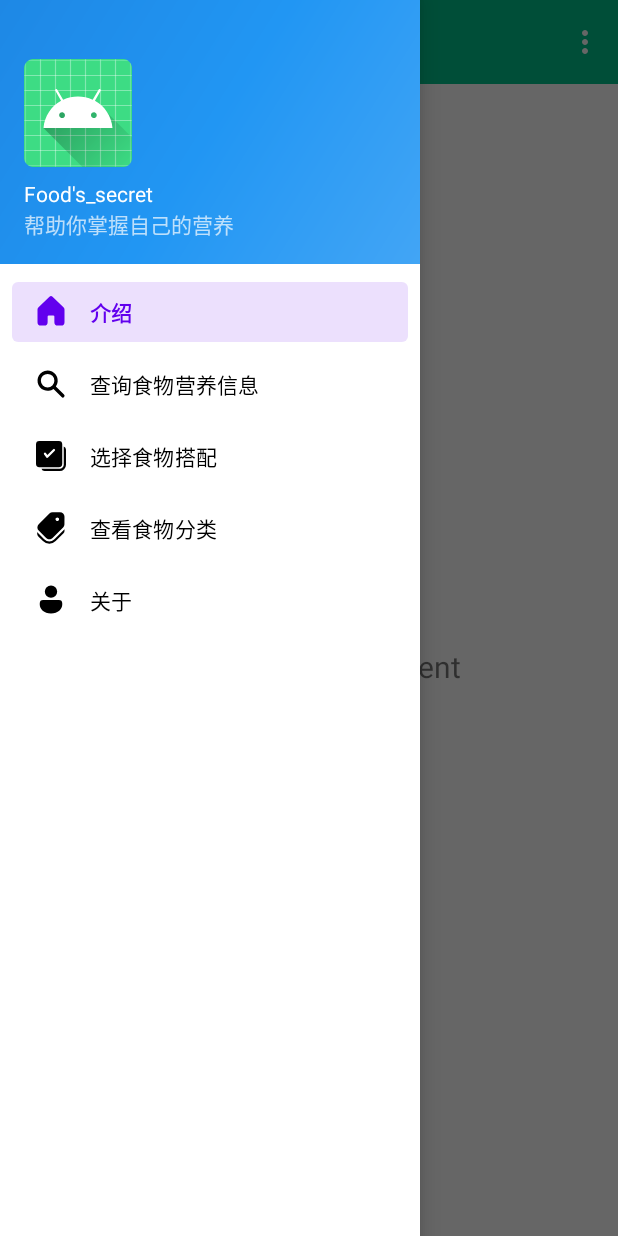
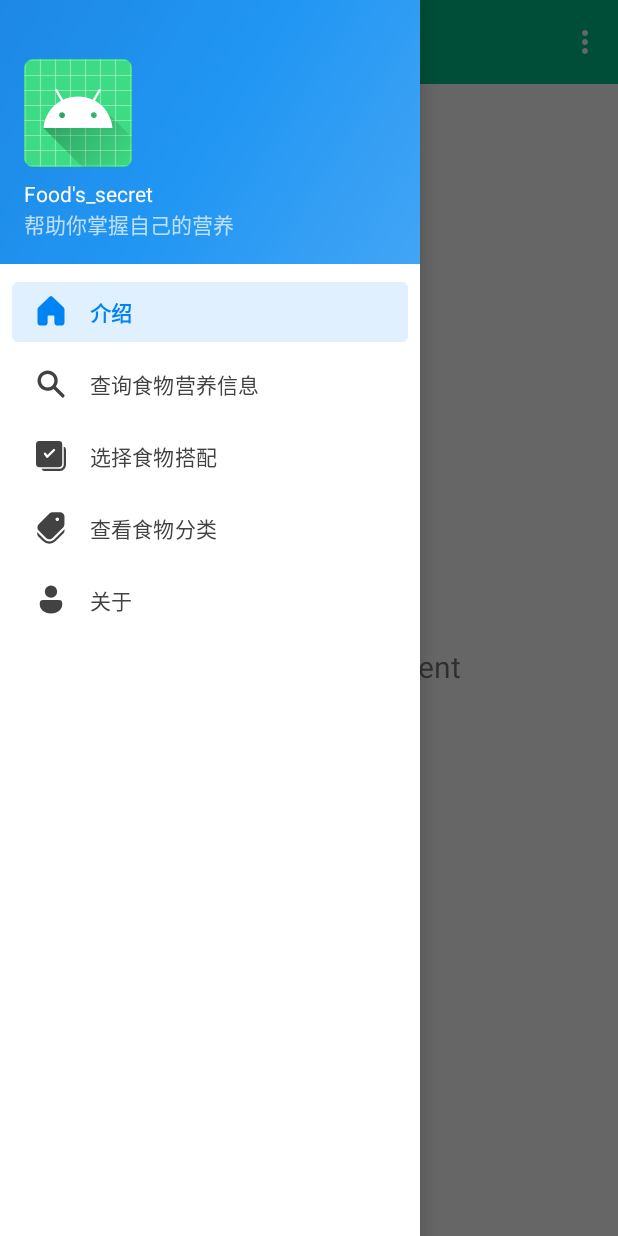
Before and after one commit to android-app-development-course/2021autumn-A15-Nutrition-consultation, an Android app: the screen it shows after launch (MainActivity), with the side drawer open, on a phone screen of 412 x 824 dp. Run offline under Robolectric (Android 15) with nearby library versions, the phone set to English and light mode, and no system bars; our stand-ins replace navigation-ui.

Commit message:
完善抽屉颜色

```diff
--- a/app/src/main/java/com/lnm011223/foods_secret/MainActivity.kt
+++ b/app/src/main/java/com/lnm011223/foods_secret/MainActivity.kt
@@ -1,8 +1,10 @@
 package com.lnm011223.foods_secret
 
 import android.graphics.Color
+import android.os.Build
 import android.os.Bundle
 import android.view.Menu
+import android.view.WindowManager
 import android.widget.Toolbar
 import com.google.android.material.snackbar.Snackbar
 import com.google.android.material.navigation.NavigationView
@@ -43,10 +45,12 @@ class MainActivity : AppCompatActivity() {
         navView.setupWithNavController(navController)
 
 
+
         navController.addOnDestinationChangedListener { _, destination, _ ->
             if (destination.id == R.id.nav_home) {
                 binding.appBarMain.toolbar.setBackgroundColor(Color.parseColor("#00c48c"))
                 window.statusBarColor = Color.parseColor("#00c48c")
+
             }
             if (destination.id == R.id.nav_search) {
                 binding.appBarMain.toolbar.setBackgroundColor(Color.parseColor("#0084f4"))
--- /dev/null
+++ b/app/src/main/res/drawable/color_set.xml
@@ -0,0 +1,5 @@
+<?xml version="1.0" encoding="utf-8"?>
+<selector xmlns:android="http://schemas.android.com/apk/res/android">
+    <item android:state_checked="true" android:color="#0084f4"/>
+    <item android:color="#424242" />
+</selector>
--- /dev/null
+++ b/app/src/main/res/drawable/nav_item_selector.xml
@@ -0,0 +1,5 @@
+<?xml version="1.0" encoding="utf-8"?>
+<selector xmlns:android="http://schemas.android.com/apk/res/android">
+
+
+</selector>
--- a/app/src/main/res/layout/activity_main.xml
+++ b/app/src/main/res/layout/activity_main.xml
@@ -15,11 +15,18 @@
         android:layout_height="match_parent" />
 
     <com.google.android.material.navigation.NavigationView
+        android:clickable="true"
+        app:insetForeground="@android:color/transparent"
+        app:itemIconTint="@drawable/color_set"
+
+        app:itemTextColor="@drawable/color_set"
         android:id="@+id/nav_view"
         android:layout_width="wrap_content"
         android:layout_height="match_parent"
         android:layout_gravity="start"
-        android:fitsSystemWindows="true"
+        app:theme="@style/ThemeOverlay.AppCompat.navTheme"
+
         app:headerLayout="@layout/nav_header_main"
-        app:menu="@menu/activity_main_drawer" />
+        app:menu="@menu/activity_main_drawer"
+        android:focusable="true" />
 </androidx.drawerlayout.widget.DrawerLayout>
--- a/app/src/main/res/layout/app_bar_main.xml
+++ b/app/src/main/res/layout/app_bar_main.xml
@@ -4,6 +4,7 @@
     xmlns:tools="http://schemas.android.com/tools"
     android:layout_width="match_parent"
     android:layout_height="match_parent"
+
     tools:context=".MainActivity">
 
     <com.google.android.material.appbar.AppBarLayout
--- a/app/src/main/res/values/themes.xml
+++ b/app/src/main/res/values/themes.xml
@@ -22,4 +22,13 @@
     <style name="Theme.Foods_secret.AppBarOverlay" parent="ThemeOverlay.AppCompat.Dark.ActionBar" />
 
     <style name="Theme.Foods_secret.PopupOverlay" parent="ThemeOverlay.AppCompat.Light" />
+    <style name="ThemeOverlay.AppCompat.navTheme">
+
+        <!-- Color of text and icon when SELECTED -->
+        <item name="colorPrimary">#0084f4</item>
+
+        <!-- Background color when SELECTED -->
+        <item name="colorControlHighlight">#90CAF9</item>
+
+    </style>
 </resources>
```
